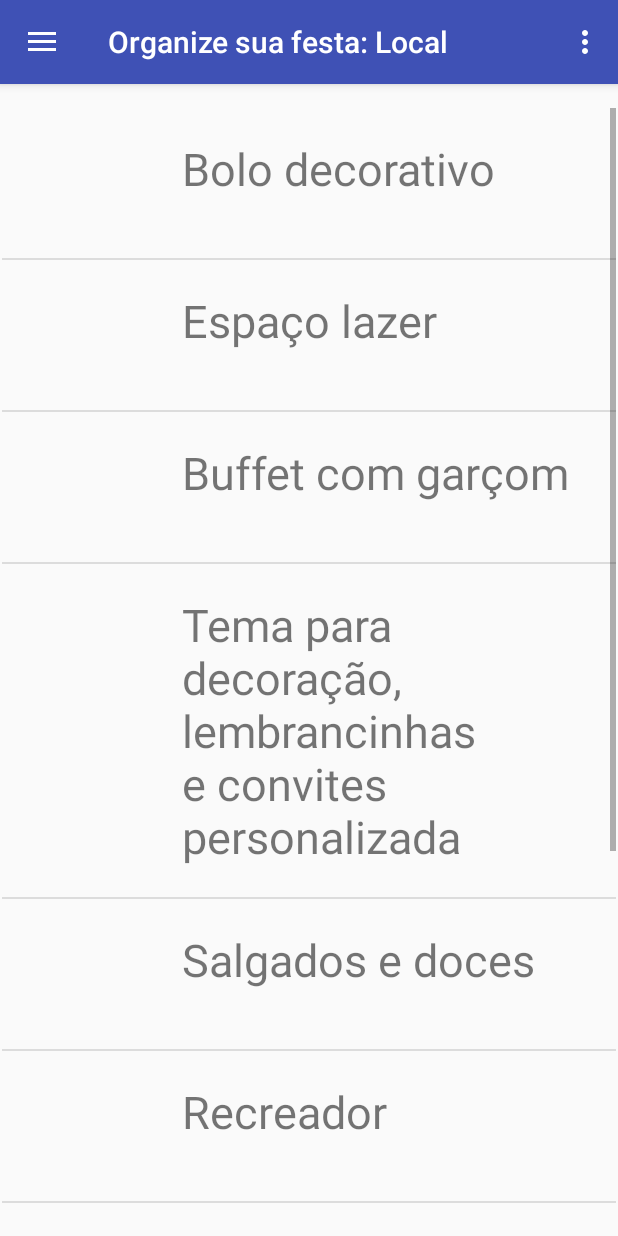
After one commit to ehammo/CodeCup2016, an Android app: the fragment LocalFragment placed in its activity, on a phone screen of 412 x 824 dp. The commit adds this screen. Run offline under Robolectric (Android 15) with nearby library versions, the phone set to English and light mode, and no system bars; 5 statements that could not run were skipped.

Commit message:
add localFrag v1

```diff
--- /dev/null
+++ b/app/src/main/java/com/codecup/childsparty/LocalFragment.java
@@ -0,0 +1,95 @@
+package com.codecup.childsparty;
+
+import android.os.Bundle;
+import android.support.v4.app.Fragment;
+import android.support.v4.app.FragmentTransaction;
+import android.view.LayoutInflater;
+import android.view.View;
+import android.view.ViewGroup;
+import android.widget.Button;
+import android.widget.ListView;
+
+public class LocalFragment extends Fragment{
+    String[] web1000 = {
+            "Bolo comum",
+            "Bolas de encher",
+            "Tema para decoração, lembrancinhas e convites",
+            "Salgados e doces"
+    };
+    String[] web3000 = {
+            "Bolo decorativo",
+            "Tema para decoração, lembrancinhas e convites personalizadas",
+            "Salgados e doces",
+            "Recreador(Magico, palhaço)"
+    };
+    String[] web5000 = {
+            "Bolo decorativo",
+            "Buffet com garçom",
+            "Tema para decoração, lembrancinhas e convites personalizada",
+            "Salgados e doces",
+            "Recreador",
+            "Serviços alimenticeos",
+            "Banda"
+
+
+    };
+    String[] web10000 = {
+            "Bolo decorativo",
+            "Espaço lazer",
+            "Buffet com garçom",
+            "Tema para decoração, lembrancinhas e convites personalizada",
+            "Salgados e doces",
+            "Recreador",
+            "Serviços alimenticeos",
+            "Banda",
+            "Brinquedos diversos"
+    };
+
+    Integer[] fotos1000 = {};
+    Integer[] fotos3000 = {};
+    Integer[] fotos5000 = {};
+    Integer[] fotos10000 = {};
+
+    ListView list;
+    FornecedorAdapter adapter;
+    @Override
+    public View onCreateView(LayoutInflater inflater,
+                             ViewGroup container, Bundle savedInstanceState) {
+
+        // Inflate the layout for this FornecedoresFragment
+        View view =  inflater.inflate(R.layout.local,
+                container, false);
+        getActivity().setTitle("Organize sua festa: Local");
+        Float orcamento = (Float)getArguments().get("orcamento");
+        list = (ListView) view.findViewById(R.id.listView);
+
+        //data para o Adapter diferente para cada um dos orçamentos
+        if (orcamento<1000){
+            adapter = new FornecedorAdapter(getActivity(), web1000, fotos1000);
+        }else if(orcamento>=1000&&orcamento<3000){
+            adapter = new FornecedorAdapter(getActivity(), web3000, fotos3000);
+        }else if(orcamento>=3000&&orcamento<5000){
+            adapter = new FornecedorAdapter(getActivity(), web5000, fotos5000);
+        }else{
+            adapter = new FornecedorAdapter(getActivity(), web10000, fotos10000);
+        }
+        list.setAdapter(adapter);
+        Button b = (Button)view.findViewById(R.id.bt_prox);
+        b.setOnClickListener(new View.OnClickListener() {
+            @Override
+            public void onClick(View v) {
+                FragmentTransaction ft = getFragmentManager().beginTransaction();
+                //errado
+                FornecedorFragment f =  new FornecedorFragment();
+                ft.replace(R.id.fragment,f);
+                ft.addToBackStack(null);
+                ft.commit();
+            }
+        });
+
+        return view;
+    }
+
+    public LocalFragment(){}
+
+}
--- a/app/src/main/res/layout/content_main.xml
+++ b/app/src/main/res/layout/content_main.xml
@@ -5,8 +5,8 @@
     android:layout_width="match_parent"
     android:layout_height="match_parent"
     android:paddingBottom="@dimen/activity_vertical_margin"
-    android:paddingLeft="@dimen/activity_horizontal_margin"
-    android:paddingRight="@dimen/activity_horizontal_margin"
+    android:paddingLeft="1dp"
+    android:paddingRight="1dp"
     android:paddingTop="@dimen/activity_vertical_margin"
     app:layout_behavior="@string/appbar_scrolling_view_behavior"
     tools:context="com.codecup.childsparty.MainActivity"
--- a/app/src/main/res/layout/fornecedores.xml
+++ b/app/src/main/res/layout/fornecedores.xml
@@ -6,7 +6,7 @@
     android:layout_height="match_parent"
     android:paddingBottom="@dimen/activity_vertical_margin"
     android:paddingLeft="@dimen/activity_horizontal_margin"
-    android:paddingRight="@dimen/activity_horizontal_margin"
+    android:paddingRight="0dp"
     android:paddingTop="@dimen/activity_vertical_margin"
     app:layout_behavior="@string/appbar_scrolling_view_behavior"
     tools:context="com.codecup.childsparty.MainActivity"
@@ -25,7 +25,9 @@
             android:layout_height="wrap_content" android:padding="10dp"
             android:text="Principais Fornecedores" android:textSize="20sp" />
 
-        <ListView android:id="@+id/listView1" android:layout_width="fill_parent"
+        <ListView
+            android:id="@+id/listView1"
+            android:layout_width="fill_parent"
             android:layout_height="fill_parent" />
 
     </LinearLayout>
--- /dev/null
+++ b/app/src/main/res/layout/local.xml
@@ -0,0 +1,21 @@
+<?xml version="1.0" encoding="utf-8"?>
+<LinearLayout xmlns:android="http://schemas.android.com/apk/res/android"
+    android:layout_width="match_parent"
+    android:layout_height="match_parent"
+    android:orientation="vertical">
+
+
+    <ListView
+        android:id="@+id/listView"
+        android:layout_width="fill_parent"
+        android:layout_height="fill_parent" />
+
+
+    <Button
+        android:id="@+id/bt_prox"
+        android:layout_width="wrap_content"
+        android:layout_height="wrap_content"
+        android:layout_gravity="center"
+        android:text="Proximo" />
+
+</LinearLayout>
```
Also changed, not shown: app/src/main/java/com/codecup/childsparty/MainActivity.java (+0 -8 lines), app/src/main/java/com/codecup/childsparty/OrganizarFragment.java (+32 -0 lines), app/src/main/res/layout/app_bar_main.xml (+0 -8 lines), app/src/main/res/layout/organize.xml (+9 -0 lines).
